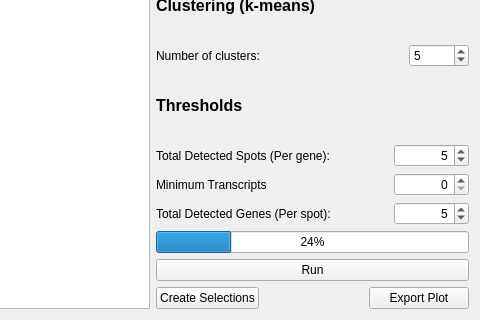
Old version of the form src/analysis/analysisClustering.ui in the repository jfnavarro/st_viewer; both pictures show x 461 to 941 and y 417 to 737 of the 941 by 737 pixel window.
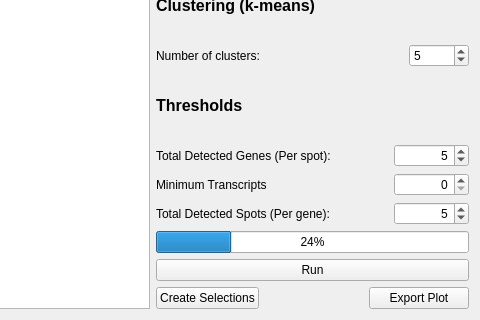
New version of the form. Custom widgets are drawn as their Qt base class.

Diff of the .ui file:
```diff
--- a/src/analysis/analysisClustering.ui
+++ b/src/analysis/analysisClustering.ui
@@ -445,16 +445,16 @@
       </widget>
      </item>
      <item>
-      <layout class="QHBoxLayout" name="horizontalLayout_12">
+      <layout class="QHBoxLayout" name="horizontalLayout_10">
        <item>
-        <widget class="QLabel" name="label_13">
+        <widget class="QLabel" name="label_11">
          <property name="text">
-          <string>Total Detected Spots (Per gene):</string>
+          <string>Total Detected Genes (Per spot):</string>
          </property>
         </widget>
        </item>
        <item>
-        <spacer name="horizontalSpacer_5">
+        <spacer name="horizontalSpacer_2">
          <property name="orientation">
           <enum>Qt::Horizontal</enum>
          </property>
@@ -467,7 +467,7 @@
         </spacer>
        </item>
        <item>
-        <widget class="QSpinBox" name="spots_threshold">
+        <widget class="QSpinBox" name="genes_threshold">
          <property name="minimumSize">
           <size>
            <width>75</width>
@@ -534,16 +534,16 @@
       </layout>
      </item>
      <item>
-      <layout class="QHBoxLayout" name="horizontalLayout_10">
+      <layout class="QHBoxLayout" name="horizontalLayout_12">
        <item>
-        <widget class="QLabel" name="label_11">
+        <widget class="QLabel" name="label_13">
          <property name="text">
-          <string>Total Detected Genes (Per spot):</string>
+          <string>Total Detected Spots (Per gene):</string>
          </property>
         </widget>
        </item>
        <item>
-        <spacer name="horizontalSpacer_2">
+        <spacer name="horizontalSpacer_5">
          <property name="orientation">
           <enum>Qt::Horizontal</enum>
          </property>
@@ -556,7 +556,7 @@
         </spacer>
        </item>
        <item>
-        <widget class="QSpinBox" name="genes_threshold">
+        <widget class="QSpinBox" name="spots_threshold">
          <property name="minimumSize">
           <size>
            <width>75</width>
```
